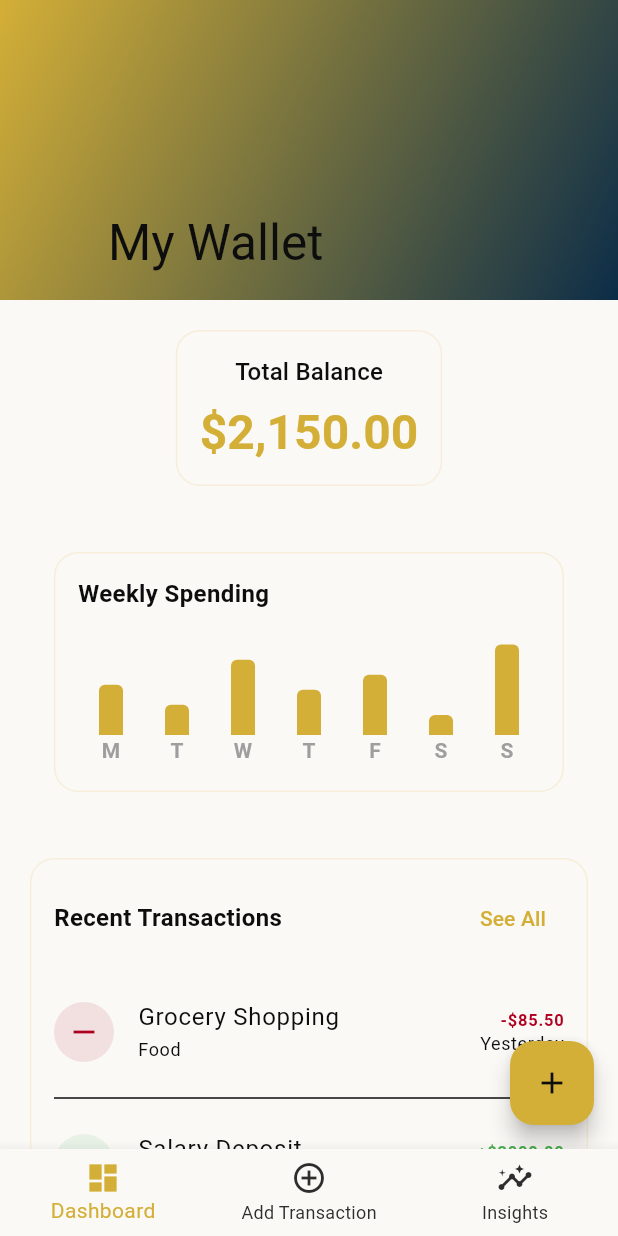
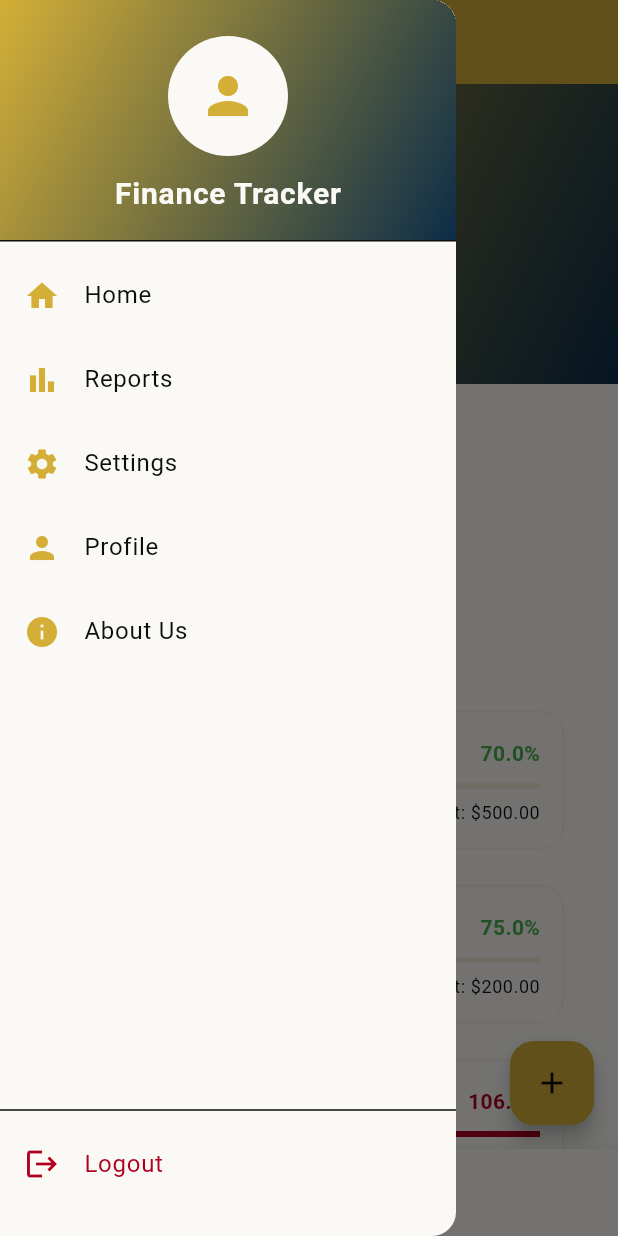
Before and after one commit to arnoldnekemiah/finance_tracker, a Flutter app: the screen it shows after launch, with the side drawer open (before the commit the screen has no drawer), on a phone screen of 412 x 824 dp. Run offline on Flutter 3.47's test engine with Material 3 defaults, Android fonts, the phone set to English and light mode, and no system bars; drawn by our look-alikes of fl_chart.

```diff
--- /dev/null
+++ b/lib/data/models/budget.dart
@@ -0,0 +1,39 @@
+class Budget {
+  final String category;
+  final double limit;
+  final double spent;
+  final DateTime startDate;
+  final DateTime endDate;
+
+  const Budget({
+    required this.category,
+    required this.limit,
+    required this.spent,
+    required this.startDate,
+    required this.endDate,
+  });
+
+  double get remainingAmount => limit - spent;
+  double get percentageUsed => (spent / limit) * 100;
+  bool get isOverBudget => spent > limit;
+
+  factory Budget.fromJson(Map<String, dynamic> json) {
+    return Budget(
+      category: json['category'],
+      limit: json['limit'].toDouble(),
+      spent: json['spent'].toDouble(),
+      startDate: DateTime.parse(json['startDate']),
+      endDate: DateTime.parse(json['endDate']),
+    );
+  }
+
+  Map<String, dynamic> toJson() {
+    return {
+      'category': category,
+      'limit': limit,
+      'spent': spent,
+      'startDate': startDate.toIso8601String(),
+      'endDate': endDate.toIso8601String(),
+    };
+  }
+}
--- a/lib/main.dart
+++ b/lib/main.dart
@@ -3,6 +3,7 @@ import 'core/theme/app_theme.dart';
 import 'presentation/screens/dashboard_screen.dart';
 import 'presentation/screens/insight_screens.dart';
 import 'presentation/screens/transaction_screen.dart';
+import 'presentation/widgets/app_drawer.dart';
 
 void main() {
   runApp(const FinanceTrackerApp());
@@ -41,6 +42,12 @@ class _HomeScreenState extends State<HomeScreen> {
   @override
   Widget build(BuildContext context) {
     return Scaffold(
+      appBar: AppBar(
+        title: Text(_getTitle()),
+        backgroundColor: AppColors.primaryGold,
+        foregroundColor: AppColors.richBlack,
+      ),
+      drawer: AppDrawer(),
       body: _screens[_selectedIndex],
       bottomNavigationBar: BottomNavigationBar(
         currentIndex: _selectedIndex,
@@ -50,7 +57,7 @@ class _HomeScreenState extends State<HomeScreen> {
           });
         },
         selectedItemColor: AppColors.primaryGold,
-        unselectedItemColor: AppColors.charcoal,
+        unselectedItemColor: AppColors.white,
         items: const [
           BottomNavigationBarItem(
             icon: Icon(Icons.dashboard),
@@ -68,4 +75,17 @@ class _HomeScreenState extends State<HomeScreen> {
       ),
     );
   }
+
+  String _getTitle() {
+    switch (_selectedIndex) {
+      case 0:
+        return 'Dashboard';
+      case 1:
+        return 'Add Transaction';
+      case 2:
+        return 'Insights';
+      default:
+        return 'Finance Tracker';
+    }
+  }
 }
--- a/lib/presentation/screens/dashboard_screen.dart
+++ b/lib/presentation/screens/dashboard_screen.dart
@@ -1,6 +1,8 @@
+import 'package:finance_tracker/data/models/budget.dart';
 import 'package:flutter/material.dart';
 import 'package:fl_chart/fl_chart.dart';
 import 'package:finance_tracker/core/theme/app_theme.dart';
+import 'package:finance_tracker/presentation/widgets/budget_summary_card.dart';
 
 class DashboardScreen extends StatelessWidget {
   @override
@@ -31,6 +33,8 @@ class DashboardScreen extends StatelessWidget {
               child: Column(
                 children: [
                   _buildBalanceCard(context),
+                  const SizedBox(height: 20),
+                  _buildBudgetOverview(),
                   const SizedBox(height: 20),
                   _buildWeeklySpendingChart(),
                   const SizedBox(height: 20),
@@ -275,4 +279,59 @@ class DashboardScreen extends StatelessWidget {
       return '${date.day}/${date.month}/${date.year}';
     }
   }
+
+  Widget _buildBudgetOverview() {
+    // Dummy data for now
+    final List<Budget> budgets = [
+      Budget(
+        category: 'Food',
+        limit: 500,
+        spent: 350,
+        startDate: DateTime.now().subtract(const Duration(days: 30)),
+        endDate: DateTime.now(),
+      ),
+      Budget(
+        category: 'Transport',
+        limit: 200,
+        spent: 150,
+        startDate: DateTime.now().subtract(const Duration(days: 30)),
+        endDate: DateTime.now(),
+      ),
+      Budget(
+        category: 'Shopping',
+        limit: 300,
+        spent: 320,
+        startDate: DateTime.now().subtract(const Duration(days: 30)),
+        endDate: DateTime.now(),
+      ),
+    ];
+
+    return Column(
+      crossAxisAlignment: CrossAxisAlignment.start,
+      children: [
+        Padding(
+          padding: const EdgeInsets.all(16.0),
+          child: Text(
+            'Budget Overview',
+            style: TextStyle(
+              fontSize: 18,
+              fontWeight: FontWeight.bold,
+            ),
+          ),
+        ),
+        ListView.builder(
+          shrinkWrap: true,
+          physics: NeverScrollableScrollPhysics(),
+          itemCount: budgets.length,
+          itemBuilder: (context, index) {
+            return Padding(
+              padding:
+                  const EdgeInsets.symmetric(horizontal: 16.0, vertical: 8.0),
+              child: BudgetSummaryCard(budget: budgets[index]),
+            );
+          },
+        ),
+      ],
+    );
+  }
 }
--- /dev/null
+++ b/lib/presentation/widgets/app_drawer.dart
@@ -0,0 +1,104 @@
+import 'package:flutter/material.dart';
+import 'package:finance_tracker/core/theme/app_theme.dart';
+
+class AppDrawer extends StatelessWidget {
+  const AppDrawer({super.key});
+
+  @override
+  Widget build(BuildContext context) {
+    return Drawer(
+      child: Column(
+        children: [
+          DrawerHeader(
+            decoration: BoxDecoration(
+              gradient: LinearGradient(
+                begin: Alignment.topLeft,
+                end: Alignment.bottomRight,
+                colors: [AppColors.primaryGold, AppColors.darkBlue],
+              ),
+            ),
+            child: Center(
+              child: Column(
+                mainAxisAlignment: MainAxisAlignment.center,
+                children: [
+                  CircleAvatar(
+                    radius: 40,
+                    backgroundColor: AppColors.white,
+                    child: Icon(
+                      Icons.person,
+                      size: 40,
+                      color: AppColors.primaryGold,
+                    ),
+                  ),
+                  SizedBox(height: 10),
+                  Text(
+                    'Finance Tracker',
+                    style: TextStyle(
+                      color: AppColors.white,
+                      fontSize: 20,
+                      fontWeight: FontWeight.bold,
+                    ),
+                  ),
+                ],
+              ),
+            ),
+          ),
+          ListTile(
+            leading: Icon(Icons.home, color: AppColors.primaryGold),
+            title: Text('Home'),
+            onTap: () {
+              Navigator.pop(context);
+              // Add navigation logic if needed
+            },
+          ),
+          ListTile(
+            leading: Icon(Icons.bar_chart, color: AppColors.primaryGold),
+            title: Text('Reports'),
+            onTap: () {
+              Navigator.pop(context);
+              // Add navigation logic
+            },
+          ),
+          ListTile(
+            leading: Icon(Icons.settings, color: AppColors.primaryGold),
+            title: Text('Settings'),
+            onTap: () {
+              Navigator.pop(context);
+              // Add navigation logic
+            },
+          ),
+          ListTile(
+            leading: Icon(Icons.person, color: AppColors.primaryGold),
+            title: Text('Profile'),
+            onTap: () {
+              Navigator.pop(context);
+              // Add navigation logic
+            },
+          ),
+          ListTile(
+            leading: Icon(Icons.info, color: AppColors.primaryGold),
+            title: Text('About Us'),
+            onTap: () {
+              Navigator.pop(context);
+              // Add navigation logic
+            },
+          ),
+          Spacer(),
+          Divider(),
+          ListTile(
+            leading: Icon(Icons.logout, color: AppColors.error),
+            title: Text(
+              'Logout',
+              style: TextStyle(color: AppColors.error),
+            ),
+            onTap: () {
+              // Add logout logic
+              Navigator.pop(context);
+            },
+          ),
+          SizedBox(height: 20),
+        ],
+      ),
+    );
+  }
+}
--- /dev/null
+++ b/lib/presentation/widgets/budget_summary_card.dart
@@ -0,0 +1,63 @@
+import 'package:flutter/material.dart';
+import 'package:finance_tracker/core/theme/app_theme.dart';
+import 'package:finance_tracker/data/models/budget.dart';
+
+class BudgetSummaryCard extends StatelessWidget {
+  final Budget budget;
+
+  const BudgetSummaryCard({super.key, required this.budget});
+
+  @override
+  Widget build(BuildContext context) {
+    return Card(
+      child: Padding(
+        padding: const EdgeInsets.all(16.0),
+        child: Column(
+          crossAxisAlignment: CrossAxisAlignment.start,
+          children: [
+            Row(
+              mainAxisAlignment: MainAxisAlignment.spaceBetween,
+              children: [
+                Text(
+                  budget.category,
+                  style: Theme.of(context).textTheme.titleMedium,
+                ),
+                Text(
+                  '${budget.percentageUsed.toStringAsFixed(1)}%',
+                  style: TextStyle(
+                    color: budget.isOverBudget
+                        ? AppColors.error
+                        : AppColors.success,
+                    fontWeight: FontWeight.bold,
+                  ),
+                ),
+              ],
+            ),
+            const SizedBox(height: 8),
+            LinearProgressIndicator(
+              value: budget.spent / budget.limit,
+              backgroundColor: AppColors.lightGold.withOpacity(0.2),
+              valueColor: AlwaysStoppedAnimation(
+                budget.isOverBudget ? AppColors.error : AppColors.success,
+              ),
+            ),
+            const SizedBox(height: 8),
+            Row(
+              mainAxisAlignment: MainAxisAlignment.spaceBetween,
+              children: [
+                Text(
+                  'Spent: \$${budget.spent.toStringAsFixed(2)}',
+                  style: Theme.of(context).textTheme.bodySmall,
+                ),
+                Text(
+                  'Limit: \$${budget.limit.toStringAsFixed(2)}',
+                  style: Theme.of(context).textTheme.bodySmall,
+                ),
+              ],
+            ),
+          ],
+        ),
+      ),
+    );
+  }
+}
```
